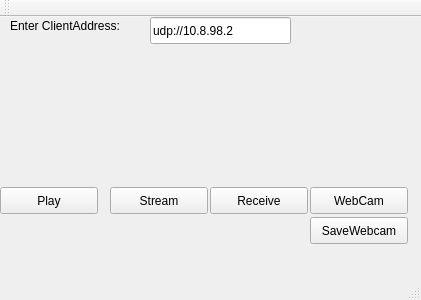
Old version of the form mainwindow.ui in the repository lasitha1991/VLC-Security-IP-Solution.
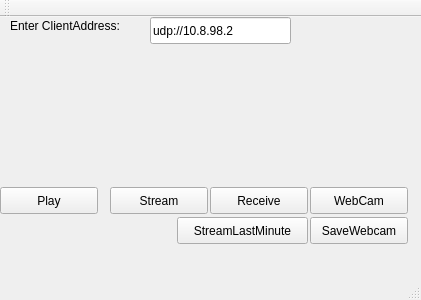
New version of the form.

Commit message: lap-last minute of webcam recoding stream, logic is correct, error

Patch:
```diff
--- a/mainwindow.ui
+++ b/mainwindow.ui
@@ -115,6 +115,19 @@
      <string>SaveWebcam</string>
     </property>
    </widget>
+   <widget class="QPushButton" name="BtnLastMinStream">
+    <property name="geometry">
+     <rect>
+      <x>177</x>
+      <y>200</y>
+      <width>131</width>
+      <height>27</height>
+     </rect>
+    </property>
+    <property name="text">
+     <string>StreamLastMinute</string>
+    </property>
+   </widget>
   </widget>
   <widget class="QMenuBar" name="menuBar">
    <property name="geometry">
```
The commit also changes 5 other files.
